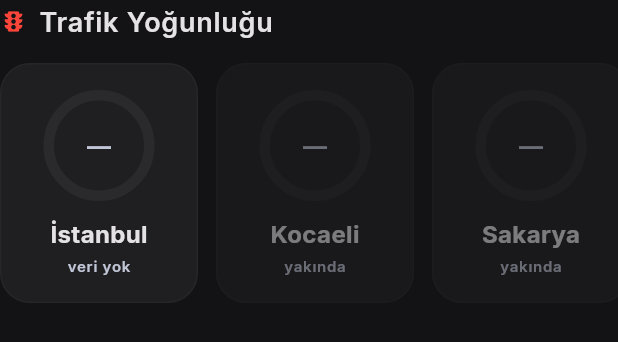
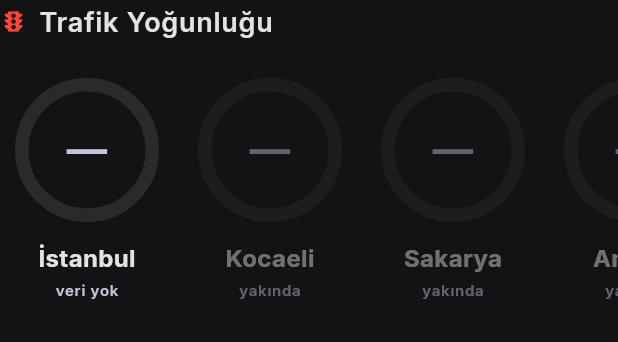
Before and after one commit to joker12-dev/StopAlert, a Flutter app: the TrafficStrip widget shown alone on an empty page, opened directly, on a phone screen of 412 x 824 dp. Shown: the top 342 px of the screen. Run offline on Flutter 3.47's test engine with Material 3 defaults, Android fonts, the phone set to English and light mode, and no system bars; our stand-ins replace cloud_firestore, firebase_analytics, firebase_auth, firebase_core, firebase_crashlytics, flutter_local_notifications and 10 more; missing offline and left inert: flutter_foreground_task, live_activities; accounts and stored records are empty; network calls fail.

Commit message:
Trafik göstergesi sadeleştirildi
Kutu arka planı ve çerçeve kaldırıldı; halkalar 74→96 px büyütüldü, çizgi
kalınlığı ve ortadaki yüzde yazısı boyutla orantılı hale getirildi.

Co-Authored-By: Claude Opus 4.8 <noreply@anthropic.com>

```diff
--- a/lib/src/widgets/traffic_gauge.dart
+++ b/lib/src/widgets/traffic_gauge.dart
@@ -50,18 +50,15 @@ class TrafficGauge extends StatelessWidget {
           track: VigilantColors.surfaceContainerHigh,
         ),
         child: Center(
-          child: Column(
-            mainAxisSize: MainAxisSize.min,
-            children: [
-              Text(
-                p == null ? '—' : '%$p',
-                style: text.titleMedium?.copyWith(
-                  fontWeight: FontWeight.w800,
-                  color: p == null ? VigilantColors.onSurfaceVariant : color,
-                  height: 1,
-                ),
-              ),
-            ],
+          child: Text(
+            p == null ? '—' : '%$p',
+            style: text.headlineSmall?.copyWith(
+              // Yazı halka boyutuyla orantılı büyüsün.
+              fontSize: size * 0.28,
+              fontWeight: FontWeight.w800,
+              color: p == null ? VigilantColors.onSurfaceVariant : color,
+              height: 1,
+            ),
           ),
         ),
       ),
--- a/lib/src/widgets/traffic_strip.dart
+++ b/lib/src/widgets/traffic_strip.dart
@@ -49,8 +49,8 @@ class TrafficStrip extends ConsumerWidget {
         ),
         const SizedBox(height: 12),
         SizedBox(
-          // Yükseklik, en büyük yazı tipi ayarında da taşmayacak kadar geniş.
-          height: 164,
+          // Halka (96) + yazılar; en büyük yazı tipi ayarında da taşmaz.
+          height: 172,
           child: ListView(
             scrollDirection: Axis.horizontal,
             padding: const EdgeInsets.symmetric(vertical: 2),
@@ -61,7 +61,7 @@ class TrafficStrip extends ConsumerWidget {
                 live: true,
               ),
               for (final c in _soonCities) ...[
-                const SizedBox(width: 12),
+                const SizedBox(width: 6),
                 _CityCard(city: c, percent: null, live: false),
               ],
             ],
@@ -89,27 +89,17 @@ class _CityCard extends StatelessWidget {
   Widget build(BuildContext context) {
     final text = Theme.of(context).textTheme;
     final p = percent;
+    // Sade: kutu/çerçeve yok — büyük halka, altında şehir ve durum.
     return Opacity(
-      opacity: live ? 1 : 0.5,
-      child: Container(
-        width: 132,
-        padding: const EdgeInsets.symmetric(horizontal: 12, vertical: 12),
-        decoration: BoxDecoration(
-          color: VigilantColors.surfaceContainer,
-          borderRadius: BorderRadius.circular(20),
-          border: Border.all(
-            color: (live && p != null
-                    ? TrafficGauge.colorFor(p)
-                    : VigilantColors.surfaceVariant)
-                .withValues(alpha: live && p != null ? 0.45 : 0.3),
-          ),
-        ),
+      opacity: live ? 1 : 0.45,
+      child: SizedBox(
+        width: 116,
         child: Column(
           mainAxisSize: MainAxisSize.min,
           mainAxisAlignment: MainAxisAlignment.center,
           children: [
-            TrafficGauge(percent: live ? p : null),
-            const SizedBox(height: 10),
+            TrafficGauge(percent: live ? p : null, size: 96, stroke: 9),
+            const SizedBox(height: 12),
             Text(city,
                 maxLines: 1,
                 overflow: TextOverflow.ellipsis,
@@ -119,6 +109,8 @@ class _CityCard extends StatelessWidget {
               !live
                   ? 'yakında'
                   : (p == null ? 'veri yok' : TrafficGauge.labelFor(p)),
+              maxLines: 1,
+              overflow: TextOverflow.ellipsis,
               style: text.labelSmall?.copyWith(
                 color: live && p != null
                     ? TrafficGauge.colorFor(p)
```
